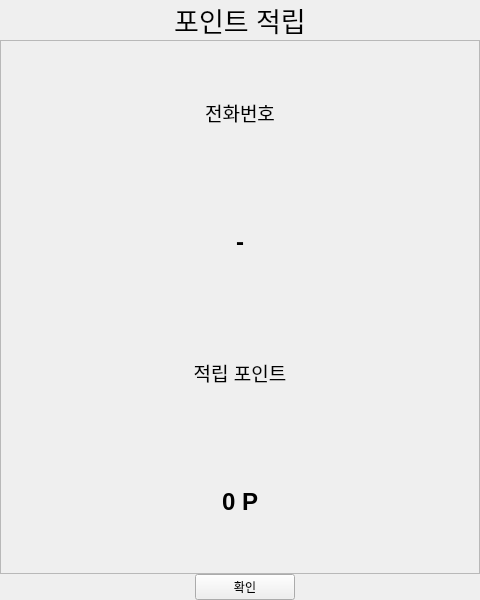
This is VentiApp/Point/pointresultview.ui in minki9252/TheVentiKiosk as Qt 5 draws it before an edit. The edited form follows.
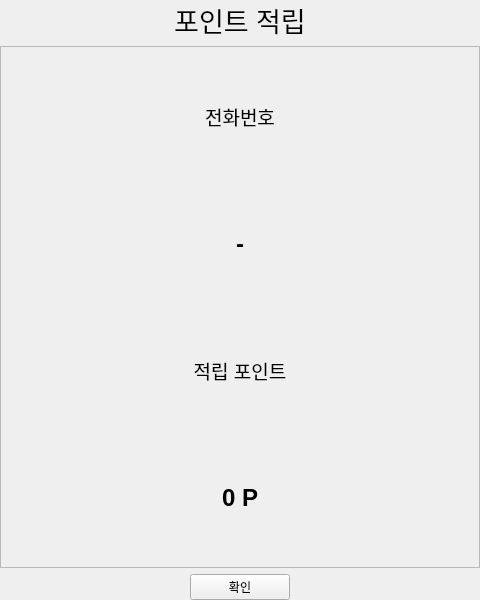
This is the edited form.

```diff
--- a/VentiApp/Point/pointresultview.ui
+++ b/VentiApp/Point/pointresultview.ui
@@ -30,7 +30,7 @@
   </property>
   <layout class="QVBoxLayout" name="verticalLayout">
    <property name="spacing">
-    <number>0</number>
+    <number>6</number>
    </property>
    <property name="leftMargin">
     <number>0</number>
@@ -62,7 +62,7 @@
    <item>
     <widget class="QFrame" name="frame">
      <property name="sizePolicy">
-      <sizepolicy hsizetype="Expanding" vsizetype="Expanding">
+      <sizepolicy hsizetype="Minimum" vsizetype="Expanding">
        <horstretch>0</horstretch>
        <verstretch>0</verstretch>
       </sizepolicy>
@@ -160,22 +160,6 @@
    </item>
    <item>
     <layout class="QHBoxLayout" name="horizontalLayout">
-     <item>
-      <spacer name="horizontalSpacer">
-       <property name="orientation">
-        <enum>Qt::Orientation::Horizontal</enum>
-       </property>
-       <property name="sizeType">
-        <enum>QSizePolicy::Policy::Preferred</enum>
-       </property>
-       <property name="sizeHint" stdset="0">
-        <size>
-         <width>10</width>
-         <height>20</height>
-        </size>
-       </property>
-      </spacer>
-     </item>
      <item>
       <widget class="QPushButton" name="pushButton_confirm">
        <property name="minimumSize">
```
